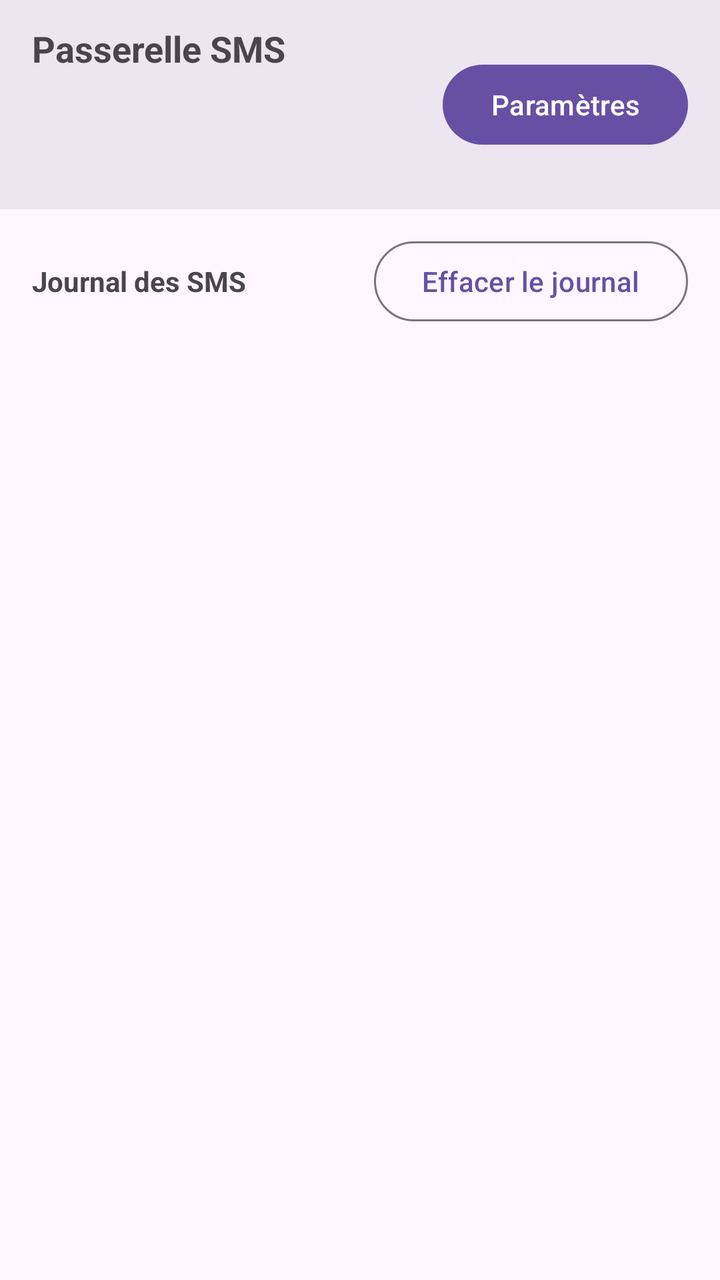
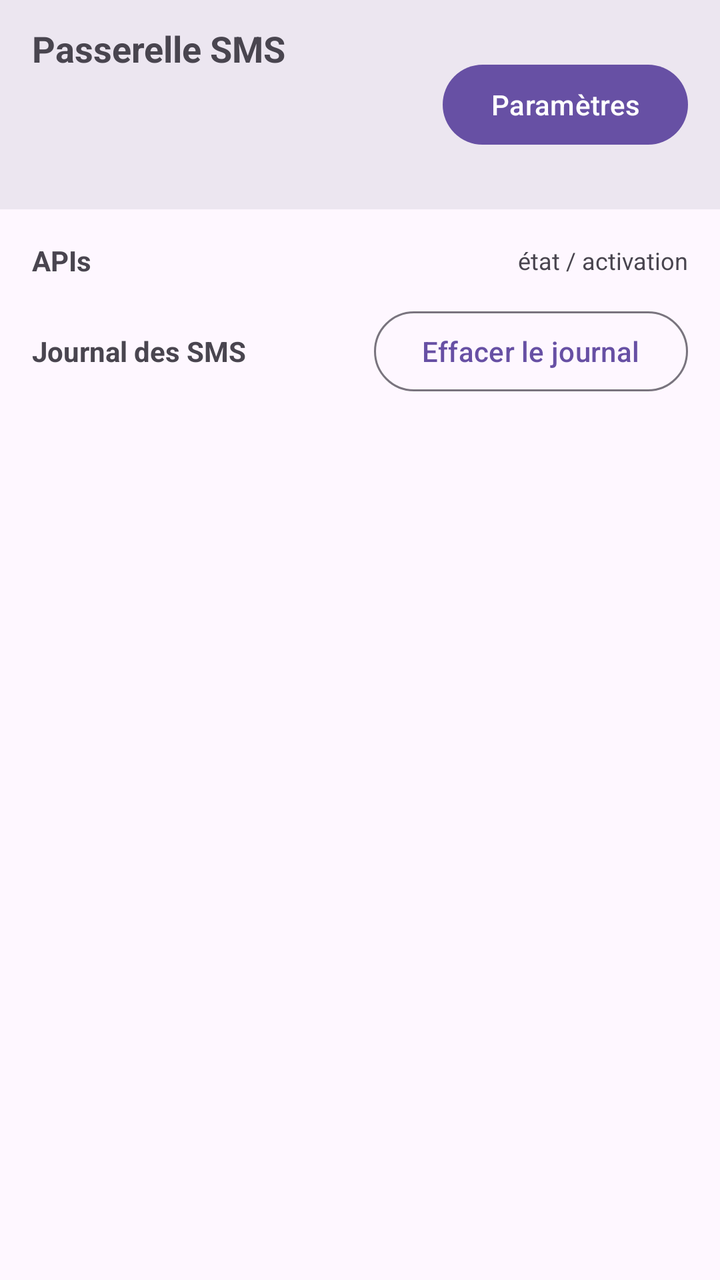

Two renders of the same Android screen: before a commit and after it. Below are the layout's source before the change and the commit's diff.
<!-- AndroidManifest.xml: application theme Theme.SmsGateway -->
<!-- res/layout/activity_main.xml -->
<?xml version="1.0" encoding="utf-8"?>
<LinearLayout xmlns:android="http://schemas.android.com/apk/res/android"
    xmlns:app="http://schemas.android.com/apk/res-auto"
    android:layout_width="match_parent"
    android:layout_height="match_parent"
    android:fitsSystemWindows="true"
    android:orientation="vertical">

    <LinearLayout
        android:layout_width="match_parent"
        android:layout_height="wrap_content"
        android:background="?attr/colorSurfaceContainerHigh"
        android:gravity="center_vertical"
        android:orientation="horizontal"
        android:paddingStart="16dp"
        android:paddingTop="12dp"
        android:paddingEnd="16dp"
        android:paddingBottom="12dp">

        <LinearLayout
            android:layout_width="0dp"
            android:layout_height="wrap_content"
            android:layout_weight="1"
            android:orientation="vertical">

            <TextView
                android:layout_width="wrap_content"
                android:layout_height="wrap_content"
                android:text="@string/app_name"
                android:textSize="18sp"
                android:textStyle="bold" />

            <TextView
                android:id="@+id/textVersion"
                android:layout_width="wrap_content"
                android:layout_height="wrap_content"
                android:layout_marginTop="2dp"
                android:textColor="?attr/colorPrimary"
                android:textSize="13sp"
                android:textStyle="bold" />

            <TextView
                android:id="@+id/textLastSync"
                android:layout_width="wrap_content"
                android:layout_height="wrap_content"
                android:layout_marginTop="2dp"
                android:textColor="?attr/colorOnSurfaceVariant"
                android:textSize="12sp" />

            <TextView
                android:id="@+id/textLastIncoming"
                android:layout_width="wrap_content"
                android:layout_height="wrap_content"
                android:layout_marginTop="2dp"
                android:textColor="?attr/colorOnSurfaceVariant"
                android:textSize="12sp" />
        </LinearLayout>

        <com.google.android.material.button.MaterialButton
            android:id="@+id/btnOpenSettings"
            android:layout_width="wrap_content"
            android:layout_height="wrap_content"
            android:text="@string/settings_title" />
    </LinearLayout>

    <LinearLayout
        android:layout_width="match_parent"
        android:layout_height="wrap_content"
        android:gravity="center_vertical"
        android:orientation="horizontal"
        android:paddingStart="16dp"
        android:paddingTop="12dp"
        android:paddingEnd="16dp">

        <TextView
            android:layout_width="0dp"
            android:layout_height="wrap_content"
            android:layout_weight="1"
            android:text="@string/log_title"
            android:textStyle="bold" />

        <com.google.android.material.button.MaterialButton
            android:id="@+id/btnClearLogs"
            style="@style/Widget.Material3.Button.OutlinedButton"
            android:layout_width="wrap_content"
            android:layout_height="wrap_content"
            android:text="@string/clear_logs" />
    </LinearLayout>

    <TextView
        android:id="@+id/textEmpty"
        android:layout_width="match_parent"
        android:layout_height="wrap_content"
        android:gravity="center"
        android:padding="24dp"
        android:text="@string/log_empty"
        android:visibility="gone" />

    <ListView
        android:id="@+id/listLogs"
        android:layout_width="match_parent"
        android:layout_height="0dp"
        android:layout_weight="1"
        android:clipToPadding="false"
        android:divider="@null"
        android:dividerHeight="8dp"
        android:padding="16dp" />
</LinearLayout>
<!-- resources referenced by this layout -->
<resources>
  <string name="app_name">Passerelle SMS</string>
  <string name="clear_logs">Effacer le journal</string>
  <string name="log_empty">Aucun SMS envoyé pour l\'instant.\nLes derniers SMS apparaîtront ici.</string>
  <string name="log_title">Journal des SMS</string>
  <string name="settings_title">Paramètres</string>
  <style name="Theme.SmsGateway" parent="Theme.Material3.DayNight.NoActionBar" />
</resources>

<!-- the commit's change to res/layout/activity_main.xml (unified diff, before → after) -->
@@ -69,6 +69,39 @@
         android:gravity="center_vertical"
         android:orientation="horizontal"
         android:paddingStart="16dp"
+        android:paddingTop="16dp"
+        android:paddingEnd="16dp">
+
+        <TextView
+            android:layout_width="0dp"
+            android:layout_height="wrap_content"
+            android:layout_weight="1"
+            android:text="@string/api_section_title"
+            android:textStyle="bold" />
+
+        <TextView
+            android:layout_width="wrap_content"
+            android:layout_height="wrap_content"
+            android:text="@string/api_section_note"
+            android:textColor="?attr/colorOnSurfaceVariant"
+            android:textSize="12sp" />
+    </LinearLayout>
+
+    <LinearLayout
+        android:id="@+id/apiContainer"
+        android:layout_width="match_parent"
+        android:layout_height="wrap_content"
+        android:orientation="vertical"
+        android:paddingStart="16dp"
+        android:paddingEnd="16dp"
+        android:visibility="gone" />
+
+    <LinearLayout
+        android:layout_width="match_parent"
+        android:layout_height="wrap_content"
+        android:gravity="center_vertical"
+        android:orientation="horizontal"
+        android:paddingStart="16dp"
         android:paddingTop="12dp"
         android:paddingEnd="16dp">
 
<!-- resource entries referenced after the edit -->
@@ -1,5 +1,7 @@
 <!-- resources referenced by this layout -->
 <resources>
+  <string name="api_section_note">état / activation</string>
+  <string name="api_section_title">APIs</string>
   <string name="app_name">Passerelle SMS</string>
   <string name="clear_logs">Effacer le journal</string>
   <string name="log_empty">Aucun SMS envoyé pour l\'instant.\nLes derniers SMS apparaîtront ici.</string>
